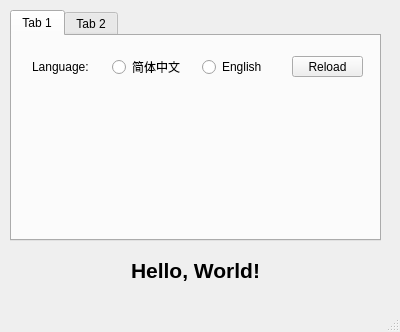
Before: the Qt Designer form mainwindow.ui in wudi-7mi/open_ra2ob_qt6, drawn with Qt 5.
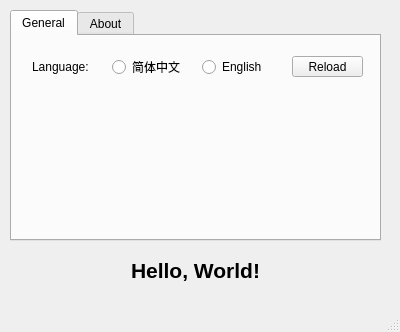
After: the same form once the commit is applied.

Commit message: 添加了ob窗口类，简单增加汉化

Patch:
```diff
--- a/mainwindow.ui
+++ b/mainwindow.ui
@@ -50,7 +50,7 @@
     </property>
     <widget class="QWidget" name="General">
      <attribute name="title">
-      <string>Tab 1</string>
+      <string>General</string>
      </attribute>
      <widget class="QRadioButton" name="rb_Chinese">
       <property name="geometry">
@@ -107,7 +107,7 @@
     </widget>
     <widget class="QWidget" name="About">
      <attribute name="title">
-      <string>Tab 2</string>
+      <string>About</string>
      </attribute>
      <widget class="QLabel" name="label_2">
       <property name="geometry">
```
The commit also changes 5 other files.
